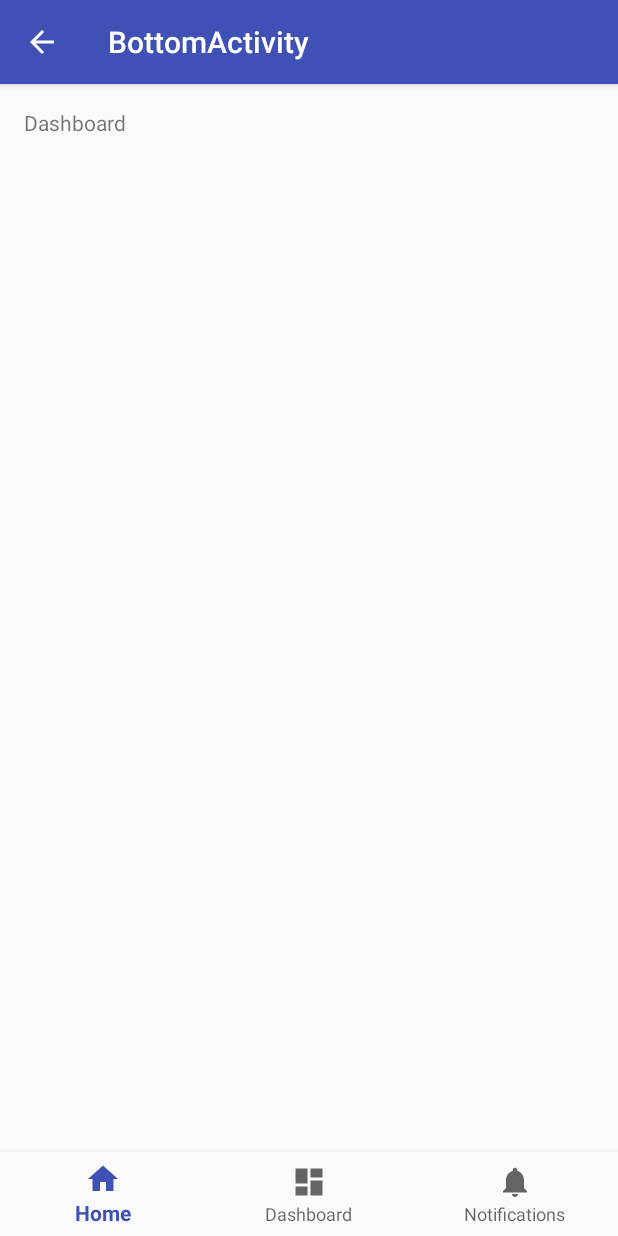
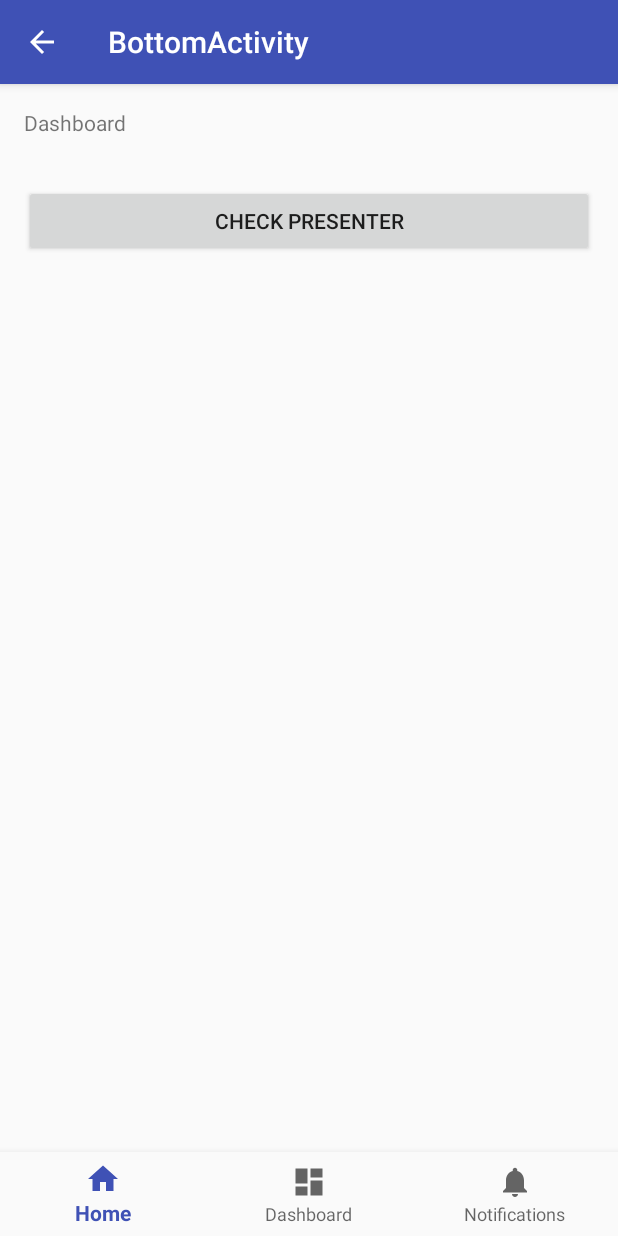
Before and after one commit to softartdev/Dagger2AndroidInjector, an Android app: the fragment DashboardFragment placed in its activity, on a phone screen of 412 x 824 dp. Run offline under Robolectric (Android 15) with nearby library versions, the phone set to English and light mode, and no system bars.

Commit message:
mvp for DashboardFragment

```diff
--- a/app/src/main/java/com/softartdev/android/dagger2simple/ui/bottom/fragments/dashboard/DashboardFragment.java
+++ b/app/src/main/java/com/softartdev/android/dagger2simple/ui/bottom/fragments/dashboard/DashboardFragment.java
@@ -1,18 +1,51 @@
 package com.softartdev.android.dagger2simple.ui.bottom.fragments.dashboard;
 
+import android.annotation.SuppressLint;
+import android.content.Context;
 import android.os.Bundle;
 import android.support.annotation.Nullable;
 import android.support.v4.app.Fragment;
 import android.view.LayoutInflater;
 import android.view.View;
 import android.view.ViewGroup;
+import android.widget.Button;
+import android.widget.TextView;
 
 import com.softartdev.android.dagger2simple.R;
 
-public class DashboardFragment extends Fragment {
+public class DashboardFragment extends Fragment implements DashboardView, View.OnClickListener {
+    TextView dashboardTextView;
+
+    DashboardPresenter mPresenter;
+
+    @Override
+    public void onAttach(Context context) {
+        super.onAttach(context);
+        mPresenter = new DashboardPresenter(this);
+    }
+
     @Nullable
     @Override
     public View onCreateView(LayoutInflater inflater, @Nullable ViewGroup container, @Nullable Bundle savedInstanceState) {
-        return inflater.inflate(R.layout.fragment_dashboard, container, false);
+        View view = inflater.inflate(R.layout.fragment_dashboard, container, false);
+        Button checkButton = (Button) view.findViewById(R.id.dashboard_button);
+        checkButton.setOnClickListener(this);
+        dashboardTextView = (TextView) view.findViewById(R.id.dashboard_text_view);
+        return view;
+    }
+
+    @SuppressLint("SetTextI18n")
+    @Override
+    public void onCheck() {
+        dashboardTextView.setText("Presenter is work");
+    }
+
+    @Override
+    public void onClick(View v) {
+        switch (v.getId()) {
+            case R.id.dashboard_button:
+                mPresenter.check();
+                break;
+        }
     }
 }
--- /dev/null
+++ b/app/src/main/java/com/softartdev/android/dagger2simple/ui/bottom/fragments/dashboard/DashboardPresenter.java
@@ -0,0 +1,13 @@
+package com.softartdev.android.dagger2simple.ui.bottom.fragments.dashboard;
+
+class DashboardPresenter {
+    private DashboardView mView;
+
+    DashboardPresenter(DashboardView view) {
+        mView = view;
+    }
+
+    void check() {
+        mView.onCheck();
+    }
+}
--- /dev/null
+++ b/app/src/main/java/com/softartdev/android/dagger2simple/ui/bottom/fragments/dashboard/DashboardView.java
@@ -0,0 +1,5 @@
+package com.softartdev.android.dagger2simple.ui.bottom.fragments.dashboard;
+
+interface DashboardView {
+    void onCheck();
+}
--- a/app/src/main/res/layout/fragment_dashboard.xml
+++ b/app/src/main/res/layout/fragment_dashboard.xml
@@ -14,4 +14,13 @@
         android:layout_marginTop="@dimen/activity_vertical_margin"
         android:text="@string/title_dashboard"/>
 
+    <Button
+        android:id="@+id/dashboard_button"
+        android:layout_width="match_parent"
+        android:layout_height="wrap_content"
+        android:layout_marginLeft="@dimen/activity_horizontal_margin"
+        android:layout_marginRight="@dimen/activity_horizontal_margin"
+        android:layout_marginTop="@dimen/activity_vertical_margin"
+        android:text="@string/check_presenter"/>
+
 </LinearLayout>
--- a/app/src/main/res/values/strings.xml
+++ b/app/src/main/res/values/strings.xml
@@ -9,4 +9,5 @@
     <string name="title_dashboard">Dashboard</string>
     <string name="title_notifications">Notifications</string>
     <string name="bottom">Bottom</string>
+    <string name="check_presenter">Check presenter</string>
 </resources>
```
